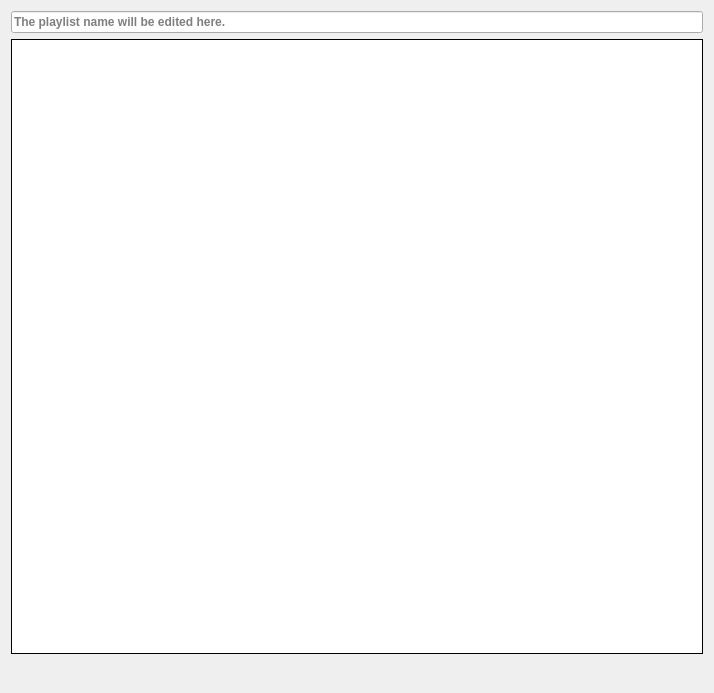
Before: the Qt Designer form ui/dialogs/playlistedit.ui in amirmohsen1384/Mockingbird, drawn with Qt 5.
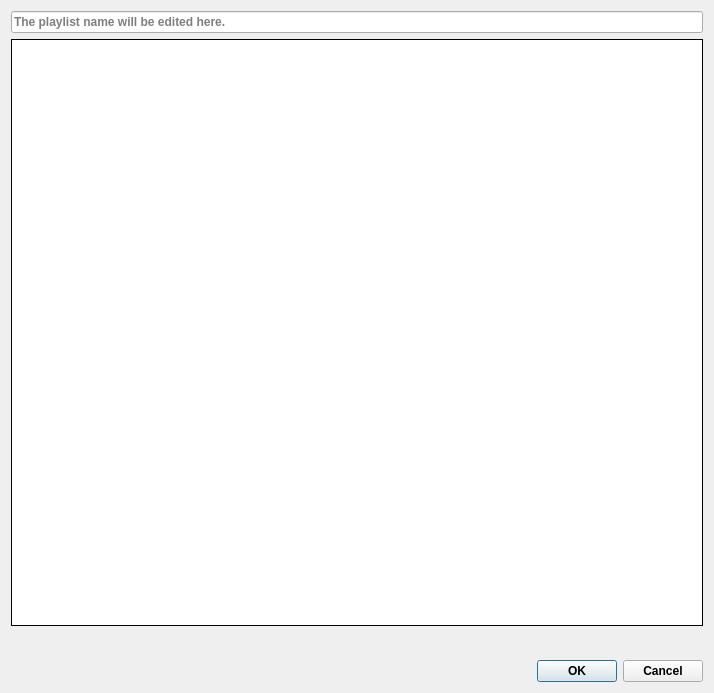
After: the same form once the commit is applied. Icons and pictures are not drawn.

Commit message: Finalized the playlist editor

The edit to the form file:
```diff
--- a/ui/dialogs/playlistedit.ui
+++ b/ui/dialogs/playlistedit.ui
@@ -54,6 +54,19 @@
    </item>
    <item>
     <layout class="QHBoxLayout" name="controlLayout">
+     <item>
+      <spacer name="leftSpacer">
+       <property name="orientation">
+        <enum>Qt::Orientation::Horizontal</enum>
+       </property>
+       <property name="sizeHint" stdset="0">
+        <size>
+         <width>40</width>
+         <height>20</height>
+        </size>
+       </property>
+      </spacer>
+     </item>
      <item>
       <widget class="QPushButton" name="addButton">
        <property name="toolTip">
@@ -104,7 +117,7 @@
       </widget>
      </item>
      <item>
-      <spacer name="leftSpacer">
+      <spacer name="rightSpacer">
        <property name="orientation">
         <enum>Qt::Orientation::Horizontal</enum>
        </property>
@@ -116,31 +129,15 @@
        </property>
       </spacer>
      </item>
-     <item>
-      <widget class="QPushButton" name="playButton">
-       <property name="toolTip">
-        <string>Play</string>
-       </property>
-       <property name="text">
-        <string/>
-       </property>
-       <property name="icon">
-        <iconset resource="../../resources.qrc">
-         <normaloff>:/images/player/play.png</normaloff>:/images/player/play.png</iconset>
-       </property>
-       <property name="iconSize">
-        <size>
-         <width>32</width>
-         <height>32</height>
-        </size>
-       </property>
-       <property name="flat">
-        <bool>true</bool>
-       </property>
-      </widget>
-     </item>
     </layout>
    </item>
+   <item>
+    <widget class="QDialogButtonBox" name="buttonBox">
+     <property name="standardButtons">
+      <set>QDialogButtonBox::StandardButton::Cancel|QDialogButtonBox::StandardButton::Ok</set>
+     </property>
+    </widget>
+   </item>
   </layout>
  </widget>
  <resources>
```
Left out of the diff: 38 changed lines with no effect on the pictures. The commit also changes 2 other files.
